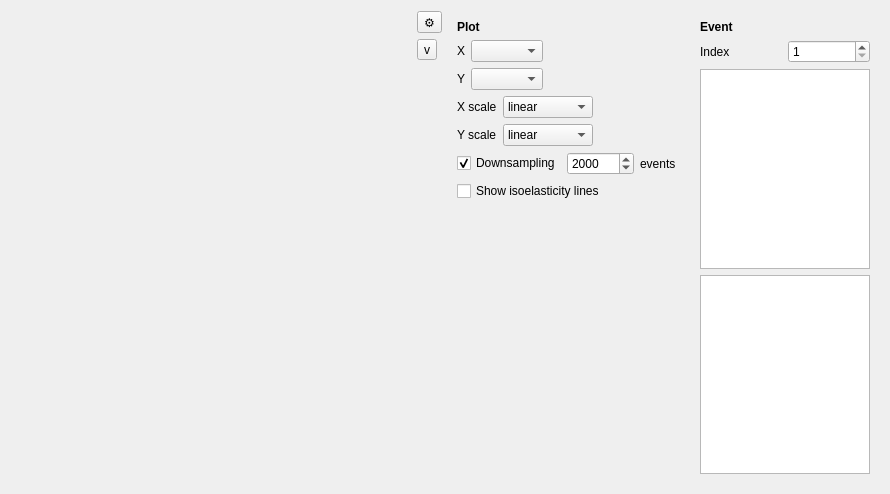
The window that shapeout2/gui/quick_view.ui (ZELLMECHANIK-DRESDEN/ShapeOut2) describes before a commit, drawn with Qt 5.
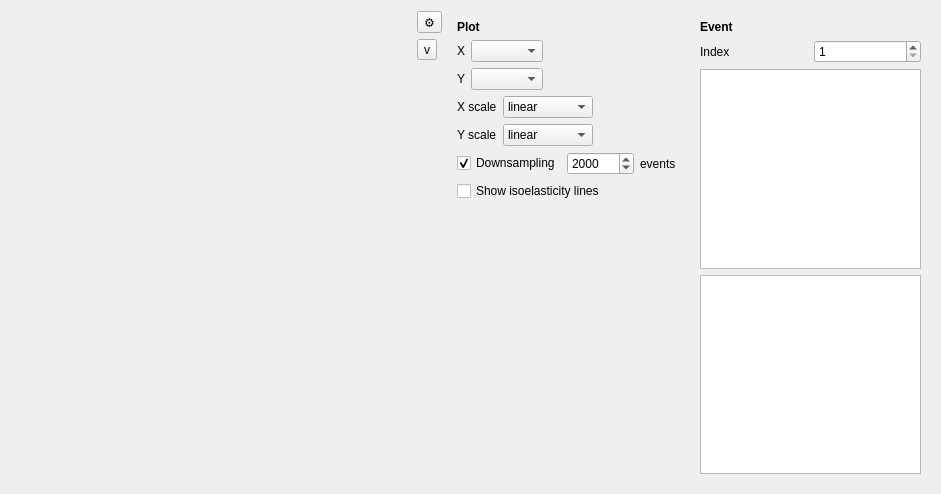
The same window after the commit. Custom widgets are drawn as their Qt base class.

Commit message: setup: bumpy dclab version

Patch:
```diff
--- a/shapeout2/gui/quick_view.ui
+++ b/shapeout2/gui/quick_view.ui
@@ -6,7 +6,7 @@
    <rect>
     <x>0</x>
     <y>0</y>
-    <width>890</width>
+    <width>941</width>
     <height>494</height>
    </rect>
   </property>
```
The commit also changes 2 other files.
